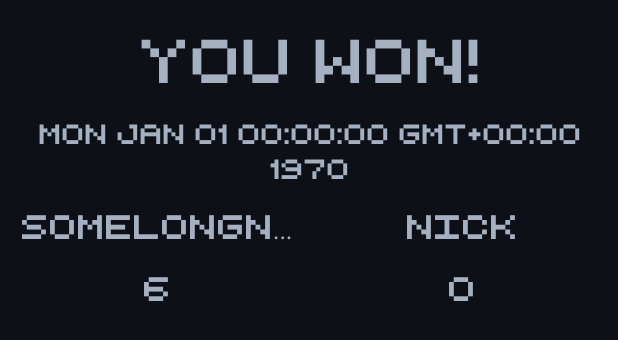
After one commit to am-moving-lightspeed/Android, an Android app: the layout viewholder_statistics.xml on its own in the app's theme, with its tools: preview values and no code run, on a phone screen of 412 x 824 dp. The commit adds this screen. Shown: the top 340 px of the screen. Run offline under Robolectric (Android 15) with nearby library versions, the phone set to English and light mode, and no system bars.

Commit message:
Added statistics page.

```diff
--- a/Battleships/app/build.gradle
+++ b/Battleships/app/build.gradle
@@ -34,6 +34,7 @@ dependencies {
     implementation 'androidx.appcompat:appcompat:1.2.0'
     implementation 'androidx.constraintlayout:constraintlayout:2.0.4'
     implementation "androidx.fragment:fragment:1.2.5"
+    implementation "androidx.recyclerview:recyclerview:1.1.0"
 
     implementation 'com.github.GrenderG:Toasty:1.5.0'
 
--- a/Battleships/app/src/main/AndroidManifest.xml
+++ b/Battleships/app/src/main/AndroidManifest.xml
@@ -45,6 +45,10 @@
             android:name=".activities.ProfileActivity"
             android:screenOrientation="portrait" />
 
+        <activity
+            android:name=".activities.StatisticsActivity"
+            android:screenOrientation="portrait" />
+
     </application>
 
 </manifest>
--- a/Battleships/app/src/main/java/com/oaoaoa/battleships/activities/BattleActivity.java
+++ b/Battleships/app/src/main/java/com/oaoaoa/battleships/activities/BattleActivity.java
@@ -180,7 +180,7 @@ public class BattleActivity extends AppCompatActivity {
 
     private void setEnemyJoinedEvents() {
 
-        mEnemyName.addListenerForSingleValueEvent(new ValueEventListener() {
+        mEnemyName.addValueEventListener(new ValueEventListener() {
 
             @Override
             public void onDataChange(@NonNull DataSnapshot snapshot) {
@@ -191,6 +191,8 @@ public class BattleActivity extends AppCompatActivity {
 
                 TextView header = findViewById(R.id.textView_battle_headerEnemy);
                 header.setText(snapshot.getValue(String.class));
+
+                mEnemyName.removeEventListener(this);
             }
 
 
--- /dev/null
+++ b/Battleships/app/src/main/res/layout/viewholder_statistics.xml
@@ -0,0 +1,60 @@
+<?xml version="1.0" encoding="utf-8"?>
+<LinearLayout
+    xmlns:android="http://schemas.android.com/apk/res/android"
+    style="@style/BattleShips.Statistics.ViewHolder.Background">
+
+    <TextView
+        android:id="@+id/textView_statistics_status"
+        style="@style/BattleShips.Statistics.ViewHolder.Text.Header"
+        android:text="@string/statistics_vh_statusVictory" />
+
+    <TextView
+        android:id="@+id/textView_statistics_dateTime"
+        style="@style/BattleShips.Statistics.ViewHolder.Text.DateTime"
+        android:text="@string/statistics_vh_dateTime" />
+
+    <LinearLayout
+        android:layout_width="match_parent"
+        android:layout_height="wrap_content"
+        android:orientation="horizontal">
+
+        <TextView
+            android:id="@+id/textView_statistics_hostName"
+            style="@style/BattleShips.Statistics.ViewHolder.Text.Names"
+            android:text="@string/statistics_vh_nameLong" />
+
+        <Space
+            android:layout_width="0dp"
+            android:layout_height="match_parent"
+            android:layout_weight="0.1" />
+
+        <TextView
+            android:id="@+id/textView_statistics_nonHostName"
+            style="@style/BattleShips.Statistics.ViewHolder.Text.Names"
+            android:text="@string/statistics_vh_nameShort" />
+
+    </LinearLayout>
+
+    <LinearLayout
+        android:layout_width="match_parent"
+        android:layout_height="wrap_content"
+        android:orientation="horizontal">
+
+        <TextView
+            android:id="@+id/textView_statistics_hostScore"
+            style="@style/BattleShips.Statistics.ViewHolder.Text.Names"
+            android:text="@string/statistics_vh_scoreHost" />
+
+        <Space
+            android:layout_width="0dp"
+            android:layout_height="match_parent"
+            android:layout_weight="0.1" />
+
+        <TextView
+            android:id="@+id/textView_statistics_nonHostScore"
+            style="@style/BattleShips.Statistics.ViewHolder.Text.Names"
+            android:text="@string/statistics_vh_scoreNonHost" />
+
+    </LinearLayout>
+
+</LinearLayout>
--- a/Battleships/app/src/main/res/values/dimens.xml
+++ b/Battleships/app/src/main/res/values/dimens.xml
@@ -23,7 +23,9 @@
     <dimen name="margin_all_24dp">24dp</dimen>
     <dimen name="margin_all_20dp">20dp</dimen>
     <dimen name="margin_all_16dp">16dp</dimen>
+    <dimen name="margin_all_12dp">12dp</dimen>
 
+    <dimen name="padding_all_12dp">12dp</dimen>
     <dimen name="padding_activity_16dp">16dp</dimen>
     <dimen name="padding_activity_12dp">12dp</dimen>
     <dimen name="padding_activity_8dp">8dp</dimen>
--- a/Battleships/app/src/main/res/values/strings.xml
+++ b/Battleships/app/src/main/res/values/strings.xml
@@ -50,4 +50,13 @@
     <string name="profile_header_username">Username:</string>
     <string name="profile_header_usernameHint">Enter new name…</string>
 
+    <string name="statistics_header">Stats</string>
+    <string name="statistics_vh_statusVictory">You won!</string>
+    <string name="statistics_vh_statusDefeat">You lost…</string>
+    <string name="statistics_vh_dateTime">Mon Jan 01 00:00:00 GMT+00:00 1970</string>
+    <string name="statistics_vh_nameLong">SomeLongNickname</string>
+    <string name="statistics_vh_nameShort">Nick</string>
+    <string name="statistics_vh_scoreHost">6</string>
+    <string name="statistics_vh_scoreNonHost">0</string>
+
 </resources>
--- /dev/null
+++ b/Battleships/app/src/main/res/values/styles_statistics.xml
@@ -0,0 +1,58 @@
+<?xml version="1.0" encoding="utf-8"?>
+<resources>
+
+    <style name="BattleShips.Statistics" parent="BattleShips.Default" />
+
+    <style name="BattleShips.Statistics.Background" parent="BattleShips.Default.Background" />
+
+    <style name="BattleShips.Statistics.Header" parent="BattleShips.Default.Header">
+        <item name="android:textSize">@dimen/textSize_all_52sp</item>
+    </style>
+
+    <style name="BattleShips.Statistics.RecyclerView">
+        <item name="android:layout_width">match_parent</item>
+        <item name="android:layout_height">0dp</item>
+        <item name="android:layout_marginStart">@dimen/margin_all_16dp</item>
+        <item name="android:layout_marginEnd">@dimen/margin_all_16dp</item>
+        <item name="android:layout_marginTop">@dimen/margin_all_16dp</item>
+    </style>
+
+    <style name="BattleShips.Statistics.ProgressBar">
+        <item name="android:layout_width">wrap_content</item>
+        <item name="android:layout_height">wrap_content</item>
+    </style>
+
+    <style name="BattleShips.Statistics.ViewHolder" />
+
+    <style name="BattleShips.Statistics.ViewHolder.Background">
+        <item name="android:layout_width">match_parent</item>
+        <item name="android:layout_height">wrap_content</item>
+        <item name="android:layout_marginBottom">@dimen/margin_all_24dp</item>
+        <item name="android:padding">@dimen/padding_all_12dp</item>
+        <item name="android:orientation">vertical</item>
+    </style>
+
+    <style name="BattleShips.Statistics.ViewHolder.Text">
+        <item name="android:layout_width">match_parent</item>
+        <item name="android:layout_height">wrap_content</item>
+        <item name="android:layout_marginBottom">@dimen/margin_all_12dp</item>
+        <item name="android:gravity">center</item>
+        <item name="android:textSize">@dimen/textSize_all_small</item>
+    </style>
+
+    <style name="BattleShips.Statistics.ViewHolder.Text.Header">
+        <item name="android:textSize">@dimen/textSize_all_large</item>
+    </style>
+
+    <style name="BattleShips.Statistics.ViewHolder.Text.DateTime">
+        <item name="android:textSize">@dimen/textSize_all_extraSmall</item>
+    </style>
+
+    <style name="BattleShips.Statistics.ViewHolder.Text.Names">
+        <item name="android:layout_width">0dp</item>
+        <item name="android:layout_weight">1</item>
+        <item name="android:ellipsize">end</item>
+        <item name="android:maxLines">1</item>
+    </style>
+
+</resources>
```
Also changed, not shown: Battleships/app/src/main/java/com/oaoaoa/battleships/activities/StatisticsActivity.java (+78 -0 lines), Battleships/app/src/main/java/com/oaoaoa/battleships/misc/recycler/StatisticsRVAdapter.java (added, +72 -0 lines), Battleships/app/src/main/java/com/oaoaoa/battleships/misc/recycler/StatisticsStruct.java (added, +13 -0 lines), Battleships/app/src/main/java/com/oaoaoa/battleships/misc/recycler/ViewHolder.java (added, +72 -0 lines), Battleships/app/src/main/res/layout/activity_statistics.xml (added, +33 -0 lines).
